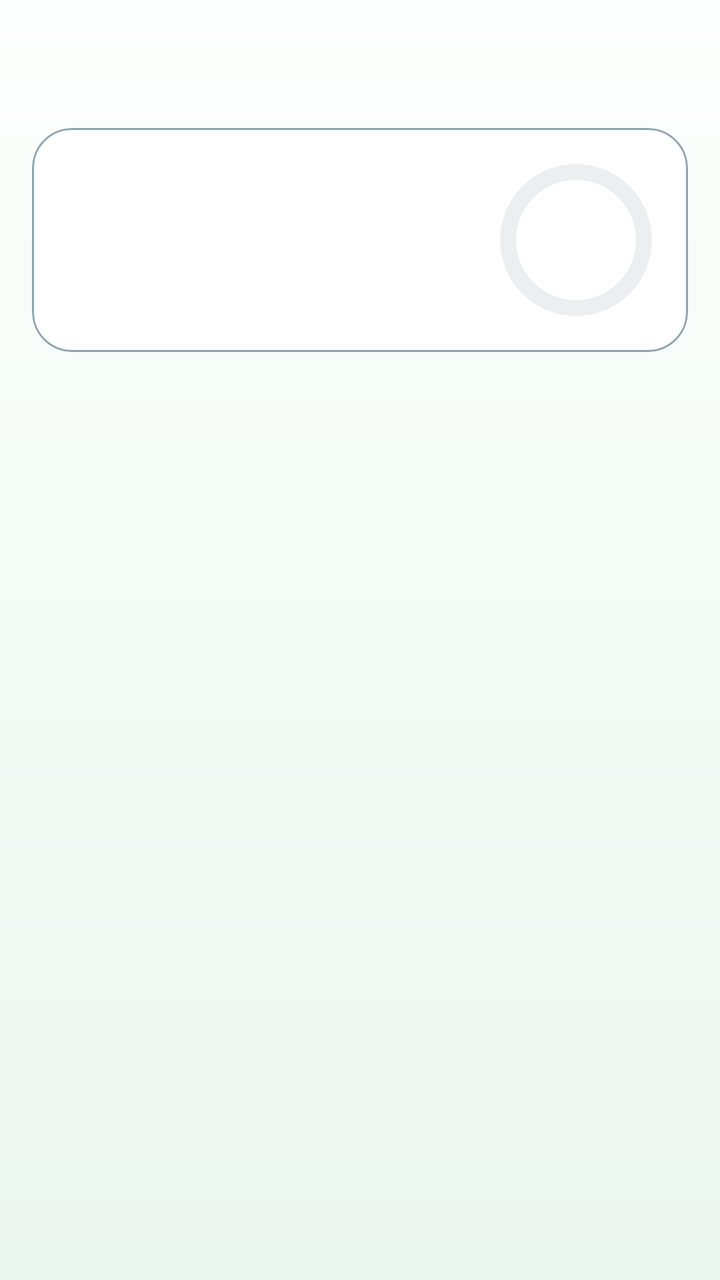
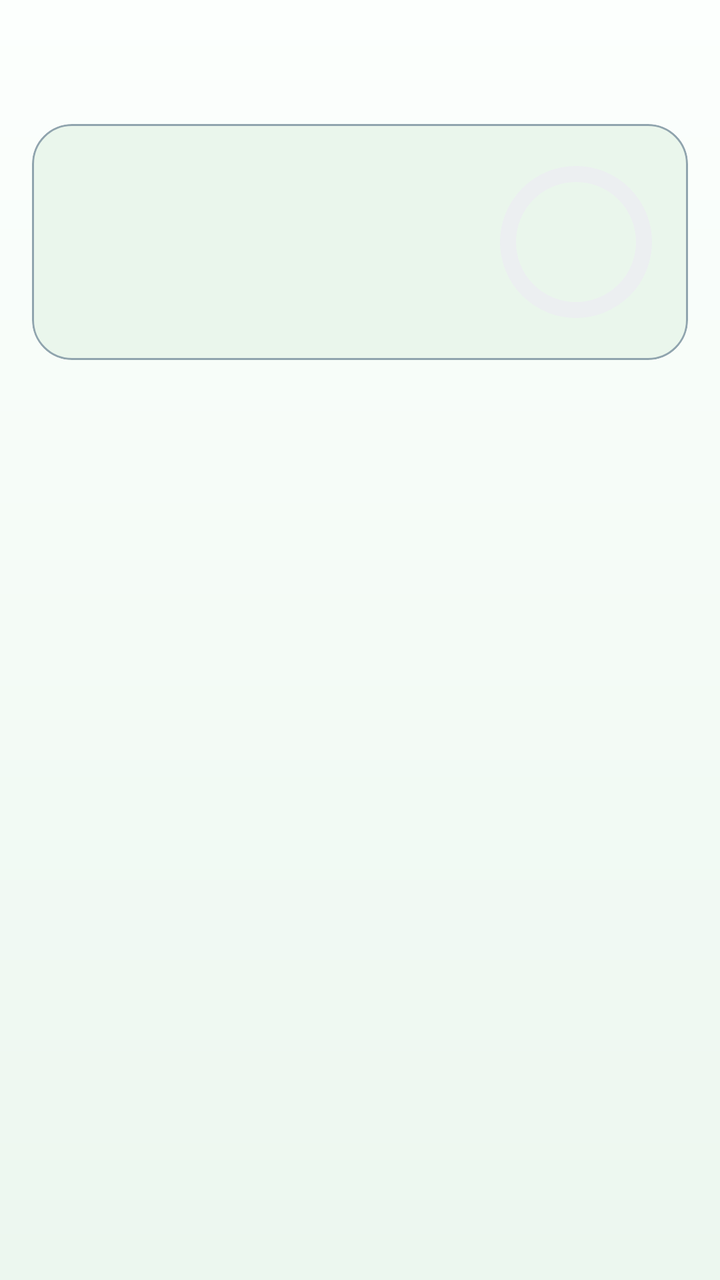

Compare the two renders of this Android layout. The source of the first and the diff that turns it into the second are given below.
<!-- AndroidManifest.xml: application theme Theme.GymHelper -->
<!-- res/layout/activity_training_detail.xml -->
<?xml version="1.0" encoding="utf-8"?>
<LinearLayout xmlns:android="http://schemas.android.com/apk/res/android"
    xmlns:app="http://schemas.android.com/apk/res-auto"
    android:layout_width="match_parent"
    android:layout_height="match_parent"
    android:background="@drawable/bg_screen_gradient"
    android:orientation="vertical">

    <com.google.android.material.appbar.MaterialToolbar
        android:id="@+id/detailToolbar"
        android:layout_width="match_parent"
        android:layout_height="wrap_content"
        android:background="@android:color/transparent"
        android:navigationIcon="@drawable/ic_arrow_back_24"
        android:paddingTop="14dp"
        android:paddingBottom="6dp" />

    <com.google.android.material.card.MaterialCardView
        android:layout_width="match_parent"
        android:layout_height="wrap_content"
        android:layout_marginStart="16dp"
        android:layout_marginTop="8dp"
        android:layout_marginEnd="16dp"
        app:cardBackgroundColor="@color/card_surface"
        app:cardCornerRadius="20dp"
        app:cardElevation="0dp"
        app:strokeColor="@color/card_stroke_default"
        app:strokeWidth="1dp">

        <LinearLayout
            android:layout_width="match_parent"
            android:layout_height="wrap_content"
            android:gravity="center_vertical"
            android:minHeight="108dp"
            android:orientation="horizontal"
            android:padding="18dp">

            <TextView
                android:id="@+id/trainingTitleText"
                android:layout_width="0dp"
                android:layout_height="wrap_content"
                android:layout_weight="1"
                android:paddingEnd="12dp"
                android:textAppearance="@style/TextAppearance.MaterialComponents.Headline6"
                android:textStyle="bold" />

            <FrameLayout
                android:layout_width="76dp"
                android:layout_height="76dp">

                <com.google.android.material.progressindicator.CircularProgressIndicator
                    android:id="@+id/trainingProgressCircle"
                    android:layout_width="match_parent"
                    android:layout_height="match_parent"
                    android:max="100"
                    app:indicatorColor="@color/status_done"
                    app:indicatorDirectionCircular="clockwise"
                    app:indicatorInset="0dp"
                    app:indicatorSize="76dp"
                    app:indicatorTrackGapSize="0dp"
                    app:trackColor="@color/status_pending"
                    app:trackThickness="8dp" />

                <TextView
                    android:id="@+id/trainingProgressPercentText"
                    android:layout_width="match_parent"
                    android:layout_height="match_parent"
                    android:gravity="center"
                    android:textAppearance="@style/TextAppearance.MaterialComponents.Subtitle1"
                    android:textStyle="bold" />
            </FrameLayout>
        </LinearLayout>
    </com.google.android.material.card.MaterialCardView>

    <androidx.recyclerview.widget.RecyclerView
        android:id="@+id/exerciseRecyclerView"
        android:layout_width="match_parent"
        android:layout_height="0dp"
        android:layout_weight="1"
        android:clipToPadding="false"
        android:overScrollMode="never"
        android:paddingStart="16dp"
        android:paddingTop="12dp"
        android:paddingEnd="16dp"
        android:paddingBottom="16dp" />
</LinearLayout>
<!-- resources referenced by this layout -->
<resources>
  <color name="card_stroke_default">#90A4AE</color>
  <color name="card_surface">#FFFFFF</color>
  <color name="status_done">#2E7D32</color>
  <color name="status_pending">#ECEFF1</color>
  <!-- drawable bg_screen_gradient (drawable) -->
  <?xml version="1.0" encoding="utf-8"?>
  <shape xmlns:android="http://schemas.android.com/apk/res/android" android:shape="rectangle">
      <gradient
          android:angle="270"
          android:endColor="@color/screen_grad_end"
          android:startColor="@color/screen_grad_start" />
  </shape>
  <!-- drawable ic_arrow_back_24 (drawable) -->
  <vector xmlns:android="http://schemas.android.com/apk/res/android"
      android:width="24dp"
      android:height="24dp"
      android:viewportWidth="24"
      android:viewportHeight="24">
      <path
          android:fillColor="@color/text_primary"
          android:pathData="M20,11H7.83l5.59,-5.59L12,4l-8,8 8,8 1.41,-1.41L7.83,13H20z" />
  </vector>
  <style name="Theme.GymHelper" parent="Theme.MaterialComponents.DayNight.NoActionBar">
          <item name="colorPrimary">@color/primary</item>
          <item name="colorPrimaryVariant">@color/primary_dark</item>
          <item name="colorSecondary">@color/accent</item>
          <item name="android:statusBarColor" tools:targetApi="l">@color/primary_dark</item>
      </style>
  <color name="screen_grad_end">#ECF7EF</color>
  <color name="screen_grad_start">#FCFFFD</color>
  <color name="text_primary">#111111</color>
  <color name="primary">#1B5E20</color>
  <color name="primary_dark">#003300</color>
  <color name="accent">#81C784</color>
</resources>

<!-- the commit's change to res/layout/activity_training_detail.xml (unified diff, before → after) -->
@@ -19,9 +19,9 @@
         android:layout_width="match_parent"
         android:layout_height="wrap_content"
         android:layout_marginStart="16dp"
-        android:layout_marginTop="8dp"
+        android:layout_marginTop="6dp"
         android:layout_marginEnd="16dp"
-        app:cardBackgroundColor="@color/card_surface"
+        app:cardBackgroundColor="@color/training_header_surface"
         app:cardCornerRadius="20dp"
         app:cardElevation="0dp"
         app:strokeColor="@color/card_stroke_default"
@@ -31,7 +31,7 @@
             android:layout_width="match_parent"
             android:layout_height="wrap_content"
             android:gravity="center_vertical"
-            android:minHeight="108dp"
+            android:minHeight="118dp"
             android:orientation="horizontal"
             android:padding="18dp">
 
@@ -45,8 +45,12 @@
                 android:textStyle="bold" />
 
             <FrameLayout
+                android:id="@+id/trainingProgressContainer"
                 android:layout_width="76dp"
-                android:layout_height="76dp">
+                android:layout_height="76dp"
+                android:clickable="true"
+                android:focusable="true"
+                android:foreground="?attr/selectableItemBackgroundBorderless">
 
                 <com.google.android.material.progressindicator.CircularProgressIndicator
                     android:id="@+id/trainingProgressCircle"
@@ -77,6 +81,7 @@
         android:layout_width="match_parent"
         android:layout_height="0dp"
         android:layout_weight="1"
+        android:layoutAnimation="@anim/layout_stagger_up"
         android:clipToPadding="false"
         android:overScrollMode="never"
         android:paddingStart="16dp"
<!-- resource entries referenced after the edit -->
@@ -1,9 +1,9 @@
 <!-- resources referenced by this layout -->
 <resources>
   <color name="card_stroke_default">#90A4AE</color>
-  <color name="card_surface">#FFFFFF</color>
   <color name="status_done">#2E7D32</color>
   <color name="status_pending">#ECEFF1</color>
+  <color name="training_header_surface">#EAF6EC</color>
   <!-- drawable bg_screen_gradient (drawable) -->
   <?xml version="1.0" encoding="utf-8"?>
   <shape xmlns:android="http://schemas.android.com/apk/res/android" android:shape="rectangle">
@@ -26,6 +26,7 @@
           <item name="colorPrimary">@color/primary</item>
           <item name="colorPrimaryVariant">@color/primary_dark</item>
           <item name="colorSecondary">@color/accent</item>
+          <item name="android:textColorPrimary">@color/text_primary</item>
           <item name="android:statusBarColor" tools:targetApi="l">@color/primary_dark</item>
       </style>
   <color name="screen_grad_end">#ECF7EF</color>
